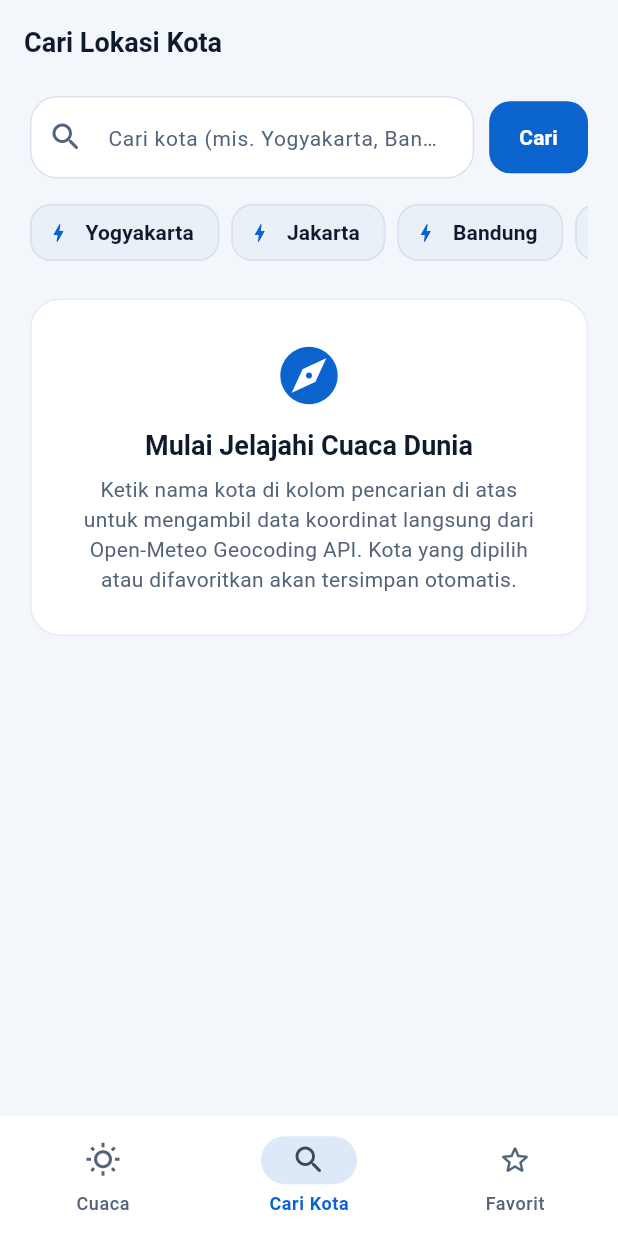
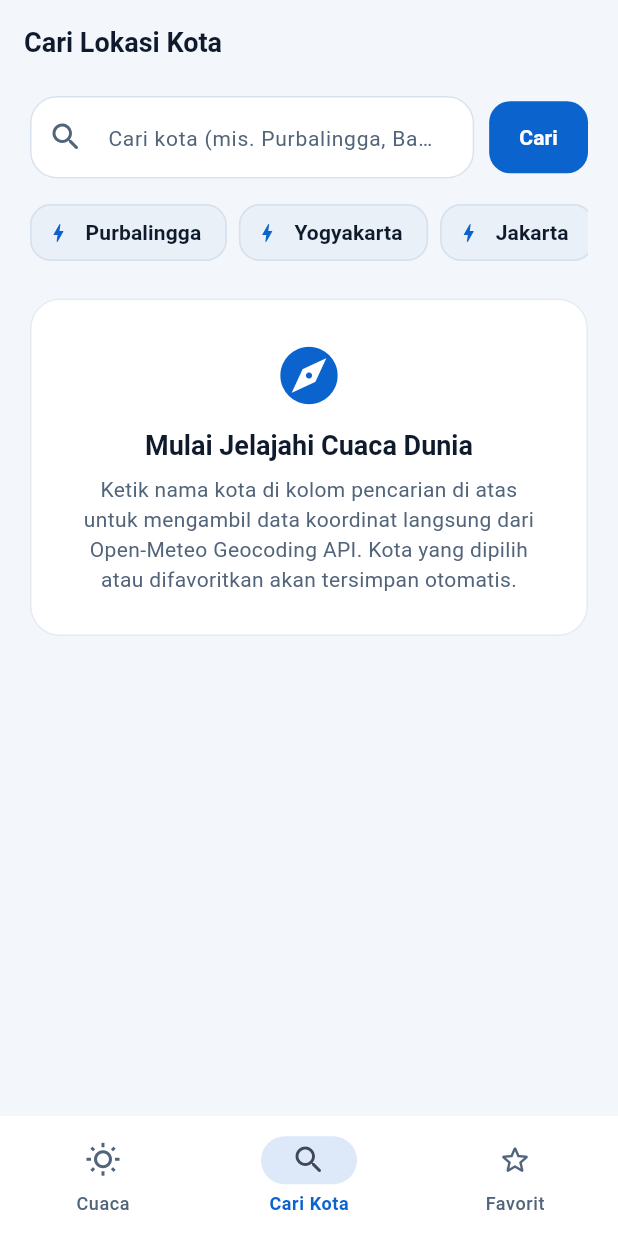
Before and after one commit to adityaalfandy/Responsi2-Pemmob-Cuacaku, a Flutter app: the screen it shows after launch, item 2 of the bottom bar chosen, on a phone screen of 412 x 824 dp. Run offline on Flutter 3.47's test engine with Material 3 defaults, Android fonts, the phone set to English and light mode, and no system bars; our stand-ins replace shared_preferences; network calls fail.

Commit message:
chore: perbarui tampilan awal, pengujian, dan screenshot aplikasi

```diff
--- a/lib/services/local_storage_service.dart
+++ b/lib/services/local_storage_service.dart
@@ -26,17 +26,17 @@ class LocalStorageService {
 
   /// Lokasi default awal jika belum ada lokasi tersimpan pada perangkat.
   static const LocationModel defaultLocation = LocationModel(
-    id: 1621177,
-    name: 'Yogyakarta',
-    latitude: -7.80139,
-    longitude: 110.36472,
+    id: 1630366,
+    name: 'Purbalingga',
+    latitude: -7.38806,
+    longitude: 109.36389,
     country: 'Indonesia',
     countryCode: 'ID',
-    admin1: 'Special Region of Yogyakarta',
-    admin2: 'Kota Yogyakarta',
+    admin1: 'Central Java',
+    admin2: 'Purbalingga Regency',
     timezone: 'Asia/Jakarta',
-    elevation: 110.0,
-    population: 375699,
+    elevation: 61.0,
+    population: 56903,
   );
 
   LocationModel? loadSelectedLocation() {
--- a/lib/views/search_location_screen.dart
+++ b/lib/views/search_location_screen.dart
@@ -29,6 +29,7 @@ class _SearchLocationScreenState extends State<SearchLocationScreen> {
   Timer? _debounce;
 
   static const List<String> _quickQueries = [
+    'Purbalingga',
     'Yogyakarta',
     'Jakarta',
     'Bandung',
@@ -133,7 +134,7 @@ class _SearchLocationScreenState extends State<SearchLocationScreen> {
                           onSubmitted: _submitSearch,
                           decoration: InputDecoration(
                             hintText:
-                                'Cari kota (mis. Yogyakarta, Bandung, Tokyo)...',
+                                'Cari kota (mis. Purbalingga, Bandung, Tokyo)...',
                             prefixIcon: const Icon(Icons.search_rounded),
                             suffixIcon: _controller.text.isNotEmpty
                                 ? IconButton(
--- a/lib/widgets/weather_state_views.dart
+++ b/lib/widgets/weather_state_views.dart
@@ -198,7 +198,7 @@ class WeatherEmptyView extends StatelessWidget {
                       child: OutlinedButton.icon(
                         onPressed: onLoadSampleCity,
                         icon: const Icon(Icons.my_location_rounded),
-                        label: const Text('Muat Cuaca Yogyakarta'),
+                        label: const Text('Muat Cuaca Purbalingga'),
                       ),
                     ),
                   ],
```
Also changed, not shown: 7 other files.
